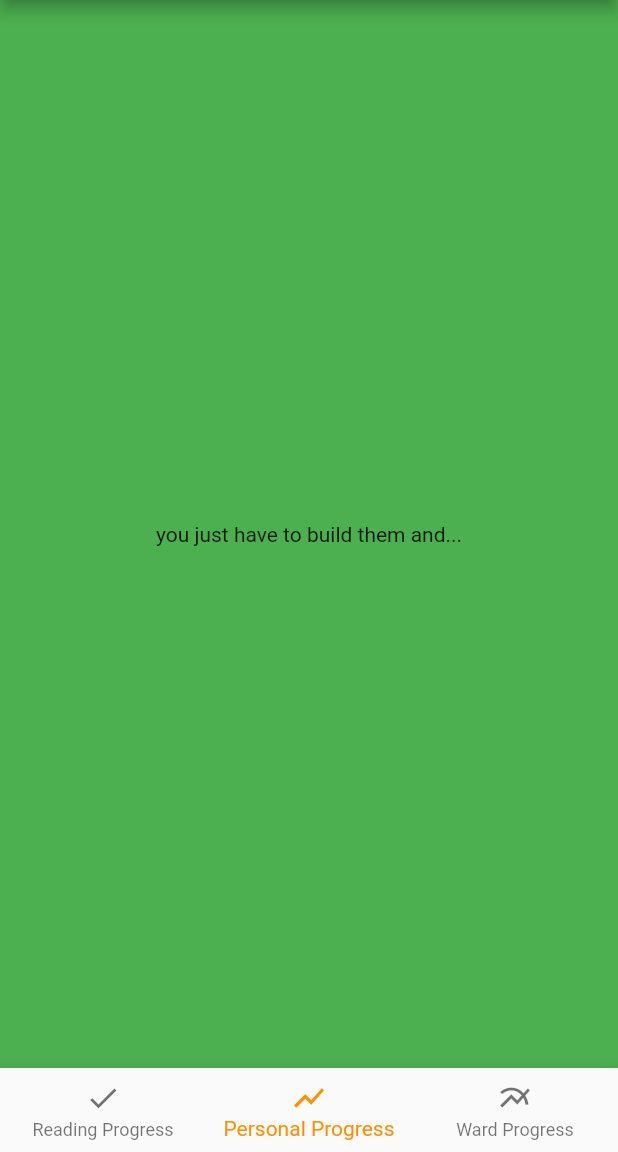
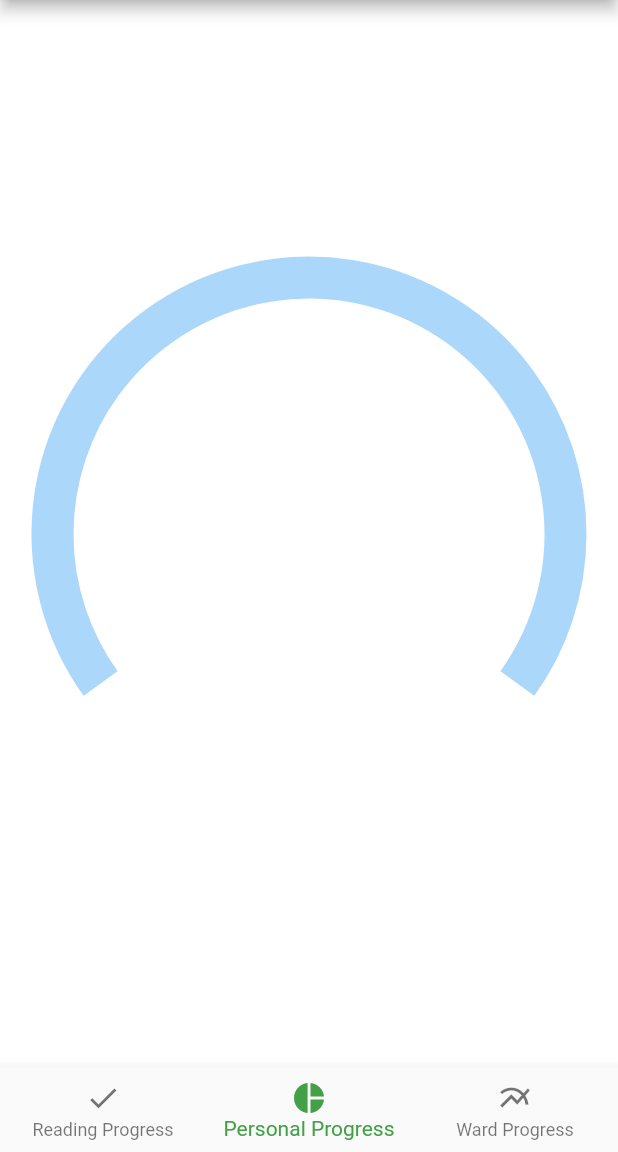
Before and after one commit to m0smith/bom_reading_tracker, a Flutter app: the screen it shows after launch, item 2 of the bottom bar chosen, on a phone screen of 412 x 824 dp, the part 84-1236 px from its top. Run offline on Flutter 3.47's test engine with Material 2 defaults, Android fonts, the phone set to English and light mode, and no system bars; our stand-ins replace charts_flutter; generated files the repository leaves out were written again.

Commit message:
Personal Progress meter is working

```diff
--- a/lib/main.dart
+++ b/lib/main.dart
@@ -4,6 +4,7 @@ import 'package:flutter_localizations/flutter_localizations.dart';
 import 'package:intl/intl.dart';
 
 import 'accordian.dart';
+import 'personal_progress.dart';
 
 import 'package:flutter_gen/gen_l10n/app_localizations.dart';
 
@@ -11,6 +12,7 @@ const MyApp myApp = MyApp();
 
 //var books = List<String>.generate(15, (index) => "book${index + 1}");
 const bookFontSize = 25.0;
+final totalChapters = books.map((b) => b.chapters.length).reduce((acc, el) => acc + el);
 
 var books = [
   Book((c) => AppLocalizations.of(c)!.book1, 22),
@@ -195,6 +197,18 @@ class MyPages extends StatefulWidget {
 
 class _MyPagesState extends State<MyPages> {
   int _selectedIndex = 0;
+  int _chaptersRead = 0;
+
+
+  void _onItemTapped(int index) {
+    setState(() {
+      _selectedIndex = index;
+      _chaptersRead = computeChaptersRead();
+    });
+  }
+
+  @override
+  Widget build(BuildContext context) {
     List<Widget> _widgetOptions = <Widget>[
       Container(
         color: Colors.green,
@@ -202,8 +216,8 @@ class _MyPagesState extends State<MyPages> {
         constraints: BoxConstraints.expand(),
       ),
       Container(
-      color: Colors.green,
-      child: Center(child: Text("you just have to build them and...")),
+        color: Colors.white,
+        child: Center(child: PersonalProgressChart(totalChapters, _chaptersRead)),
         constraints: BoxConstraints.expand(),
       ),
       Container(
@@ -212,15 +226,6 @@ class _MyPagesState extends State<MyPages> {
         constraints: BoxConstraints.expand(),
       )
     ];
-
-  void _onItemTapped(int index) {
-    setState(() {
-      _selectedIndex = index;
-    });
-  }
-
-  @override
-  Widget build(BuildContext context) {
     // This method is rerun every time setState is called, for instance as done
     // by the _incrementCounter method above.
     //
@@ -250,21 +255,25 @@ class _MyPagesState extends State<MyPages> {
         items: const <BottomNavigationBarItem>[
           BottomNavigationBarItem(
             icon: Icon(Icons.check),
-            title: Text("Reading Progress"),
+            label: "Reading Progress",
           ),
           BottomNavigationBarItem(
-              icon: Icon(Icons.show_chart), title: Text("Personal Progress")),
+              icon: Icon(Icons.pie_chart), label: "Personal Progress"),
           BottomNavigationBarItem(
-              icon: Icon(Icons.multiline_chart), title: Text("Ward Progress")),
+              icon: Icon(Icons.multiline_chart), label: "Ward Progress"),
         ],
         currentIndex: _selectedIndex,
-        selectedItemColor: Colors.amber[800],
+        selectedItemColor: Colors.green[600],
         onTap: _onItemTapped,
       ),
 
       // This trailing comma makes auto-formatting nicer for build methods.
     );
   }
+}
+
+int computeChaptersRead() {
+  return books.map((book) => book.chapters.where((chapter) => chapter.read).length).reduce((value, element) => value + element);
 }
 
 class ReadingProgress extends StatelessWidget {
--- /dev/null
+++ b/lib/personal_progress.dart
@@ -0,0 +1,78 @@
+/// Gauge chart example, where the data does not cover a full revolution in the
+/// chart.
+///
+import "dart:math" show pi;
+import 'package:charts_flutter/flutter.dart' as charts;
+import 'package:flutter/material.dart';
+
+class PersonalProgressChart extends StatefulWidget {
+  List<charts.Series<GaugeSegment, String>> seriesList;
+
+  PersonalProgressChart(totalChapters, chaptersRead, {Key? key})
+      : seriesList = [
+          charts.Series<GaugeSegment, String>(
+            id: 'Segments',
+            domainFn: (GaugeSegment segment, _) => segment.segment,
+            measureFn: (GaugeSegment segment, _) => segment.size,
+            data: [
+              GaugeSegment('Complete', chaptersRead),
+              // GaugeSegment('Acceptable', 100),
+              // GaugeSegment('High', 50),
+              GaugeSegment('Remaining', totalChapters - chaptersRead),
+            ],
+          )
+        ],
+        super(key: key);
+
+  /// Creates a [PieChart] with sample data and no transition.
+  factory PersonalProgressChart.withSampleData() {
+    return PersonalProgressChart(
+      56,
+      100,
+    );
+  }
+
+  @override
+  State<PersonalProgressChart> createState() => _PersonalProgressChartState();
+
+  /// Create one series with sample hard coded data.
+  static List<charts.Series<GaugeSegment, String>> _createSampleData() {
+    final data = [
+      GaugeSegment('Complete', 75),
+      GaugeSegment('Remaining', 5),
+    ];
+
+    return [
+      charts.Series<GaugeSegment, String>(
+        id: 'Segments',
+        domainFn: (GaugeSegment segment, _) => segment.segment,
+        measureFn: (GaugeSegment segment, _) => segment.size,
+        data: data,
+      )
+    ];
+  }
+}
+
+class _PersonalProgressChartState extends State<PersonalProgressChart> {
+  final bool? animate = true;
+
+  @override
+  Widget build(BuildContext context) {
+    return charts.PieChart<Object>(widget.seriesList,
+        animate: animate,
+        // Configure the width of the pie slices to 30px. The remaining space in
+        // the chart will be left as a hole in the center. Adjust the start
+        // angle and the arc length of the pie so it resembles a gauge.
+        defaultRenderer: charts.ArcRendererConfig(
+            arcWidth: 30, startAngle: 4 / 5 * pi, arcLength: 7 / 5 * pi),
+    );
+  }
+}
+
+/// Sample data type.
+class GaugeSegment {
+  final String segment;
+  final int size;
+
+  GaugeSegment(this.segment, this.size);
+}
--- a/pubspec.yaml
+++ b/pubspec.yaml
@@ -35,6 +35,7 @@ dependencies:
   # The following adds the Cupertino Icons font to your application.
   # Use with the CupertinoIcons class for iOS style icons.
   cupertino_icons: ^1.0.2
+  charts_flutter: ^0.12.0
 
 dev_dependencies:
   flutter_test:
```
Also changed, not shown: pubspec.lock. Lines whose indentation alone changed are shown as unchanged.
